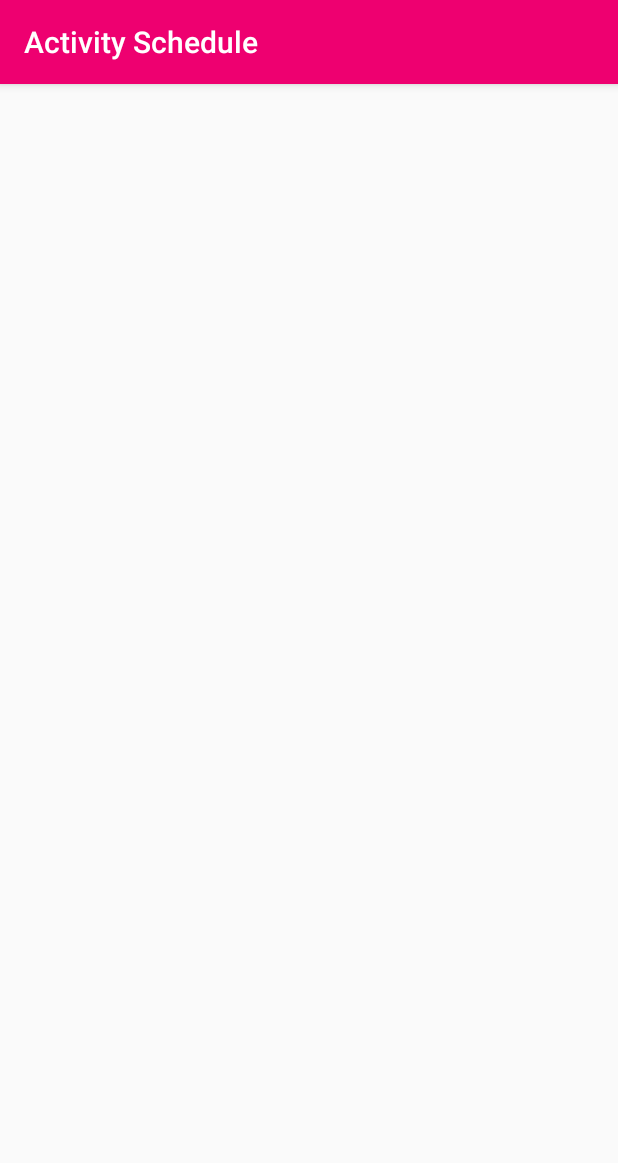
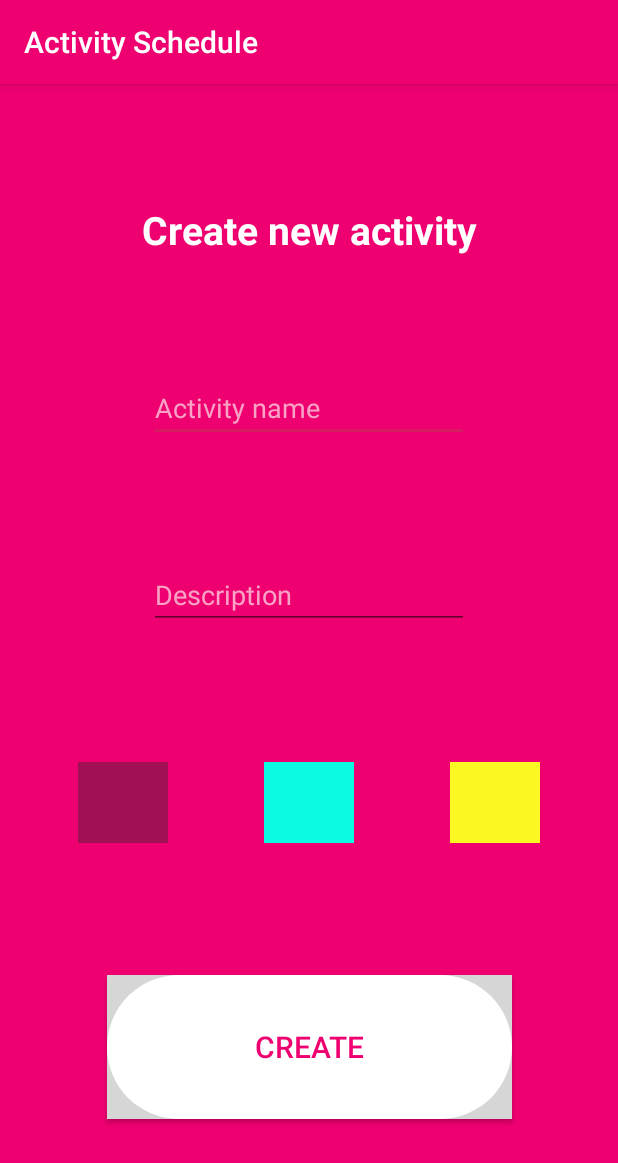
Before and after one commit to TheVajs/FERI_project_semester_2, an Android app: the EventActivity screen opened directly, with no data from a screen before it, on a phone screen of 412 x 824 dp. Shown: the top 1163 px of the screen. Run offline under Robolectric (Android 15) with nearby library versions, the phone set to English and light mode, and no system bars.

Commit message:
Event Planer 0.6
- Event activity layout implementation of:
  - text fields
  - custom button shape
  - image buttons, containing colors for different type of  activities

```diff
--- /dev/null
+++ b/app/src/main/res/drawable/_custom_button_shape.xml
@@ -0,0 +1,24 @@
+<?xml version="1.0" encoding="utf-8"?>
+<layer-list xmlns:android="http://schemas.android.com/apk/res/android" >
+    <item android:drawable="@drawable/ic_action_name" />
+    <item>
+        <shape xmlns:android="http://schemas.android.com/apk/res/android" android:shape="rectangle" >
+            <corners
+                android:radius="100dp"
+                />
+            <solid
+                android:color="#FFF"
+                />
+            <padding
+                android:left="0dp"
+                android:top="0dp"
+                android:right="0dp"
+                android:bottom="0dp"
+                />
+            <size
+                android:width="270dp"
+                android:height="60dp"
+                />
+        </shape>
+    </item>
+</layer-list>
--- a/app/src/main/res/layout/activity_event.xml
+++ b/app/src/main/res/layout/activity_event.xml
@@ -4,6 +4,111 @@
     xmlns:tools="http://schemas.android.com/tools"
     android:layout_width="match_parent"
     android:layout_height="match_parent"
+    android:background="@color/colorPrimary"
     tools:context=".EventActivity">
 
+
+    <EditText
+        android:id="@+id/textName"
+        android:layout_width="wrap_content"
+        android:layout_height="wrap_content"
+        android:ems="10"
+        android:inputType="textPersonName"
+        android:text="@string/_empty"
+        android:hint="@string/_event_activity_field_name"
+        android:textColor="@color/_field_white"
+        android:textColorHint="@color/_field_hint"
+        app:layout_constraintBottom_toTopOf="@+id/textContent"
+        app:layout_constraintEnd_toEndOf="parent"
+        app:layout_constraintHorizontal_bias="0.5"
+        app:layout_constraintStart_toStartOf="parent"
+        app:layout_constraintTop_toBottomOf="@+id/textView" />
+
+    <EditText
+        android:id="@+id/textContent"
+        android:layout_width="wrap_content"
+        android:layout_height="wrap_content"
+        android:ems="10"
+        android:inputType="textPersonName"
+        android:text="@string/_empty"
+        android:hint="@string/_event_activity_field_content"
+        android:textColor="@color/_field_white"
+        android:textColorHint="@color/_field_hint"
+        app:layout_constraintBottom_toTopOf="@+id/imageButton2"
+        app:layout_constraintEnd_toEndOf="parent"
+        app:layout_constraintHorizontal_bias="0.5"
+        app:layout_constraintStart_toStartOf="parent"
+        app:layout_constraintTop_toBottomOf="@+id/textName" />
+
+    <TextView
+        android:id="@+id/textView"
+        android:layout_width="wrap_content"
+        android:layout_height="wrap_content"
+        android:text="@string/_event_activity_title"
+        android:textSize="@dimen/_font_size_big"
+        android:textStyle="bold"
+        android:textColor="@color/_support_icon"
+        app:layout_constraintBottom_toTopOf="@+id/textName"
+        app:layout_constraintEnd_toEndOf="parent"
+        app:layout_constraintHorizontal_bias=".5"
+        app:layout_constraintStart_toStartOf="parent"
+        app:layout_constraintTop_toTopOf="parent"
+        app:layout_constraintVertical_bias="0.0" />
+
+    <ImageButton
+        android:id="@+id/imageButton"
+        android:layout_width="@dimen/_image_button_width"
+        android:layout_height="@dimen/_image_button_height"
+        android:contentDescription="@string/_empty"
+        app:layout_constraintBottom_toBottomOf="@+id/imageButton2"
+        app:layout_constraintEnd_toStartOf="@+id/imageButton2"
+        app:layout_constraintHorizontal_bias="0.5"
+        app:layout_constraintStart_toStartOf="parent"
+        app:srcCompat="@color/_calender_basic"
+        style="?android:attr/buttonBarButtonStyle" />
+
+    <ImageButton
+        android:id="@+id/imageButton2"
+        android:layout_width="@dimen/_image_button_width"
+        android:layout_height="@dimen/_image_button_height"
+        android:layout_marginStart="8dp"
+        android:layout_marginTop="8dp"
+        android:layout_marginEnd="8dp"
+        android:layout_marginBottom="8dp"
+        android:contentDescription="@string/_empty"
+        app:layout_constraintBottom_toBottomOf="parent"
+        app:layout_constraintEnd_toEndOf="parent"
+        app:layout_constraintStart_toStartOf="parent"
+        app:layout_constraintTop_toTopOf="parent"
+        app:layout_constraintVertical_bias="0.64"
+        app:srcCompat="@color/_calender_important"
+        style="?android:attr/buttonBarButtonStyle" />
+
+    <ImageButton
+        android:id="@+id/imageButton3"
+        android:layout_width="@dimen/_image_button_width"
+        android:layout_height="@dimen/_image_button_height"
+        android:contentDescription="@string/_empty"
+        app:layout_constraintBottom_toBottomOf="@+id/imageButton2"
+        app:layout_constraintEnd_toEndOf="parent"
+        app:layout_constraintHorizontal_bias="0.5"
+        app:layout_constraintStart_toEndOf="@+id/imageButton2"
+        app:srcCompat="@color/_calender_critical"
+        style="?android:attr/buttonBarButtonStyle"/>
+
+    <Button
+        android:id="@+id/button"
+        android:layout_width="wrap_content"
+        android:layout_height="wrap_content"
+        android:layout_marginTop="8dp"
+        android:layout_marginBottom="8dp"
+        android:text="Create"
+        android:textSize="@dimen/_font_size_med"
+        android:textColor="@color/_main_primary"
+        android:background="@drawable/_custom_button_shape"
+        app:layout_constraintBottom_toBottomOf="parent"
+        app:layout_constraintEnd_toEndOf="parent"
+        app:layout_constraintStart_toStartOf="parent"
+        app:layout_constraintTop_toBottomOf="@+id/imageButton2" />
+
 </android.support.constraint.ConstraintLayout>
--- a/app/src/main/res/values/colors.xml
+++ b/app/src/main/res/values/colors.xml
@@ -18,8 +18,18 @@
     <color name="_calender_selected_dark">#720331</color>
     <color name="_calender_selected_events">#fa6bb0</color>
 
+    <!-- event colors -->
+    <color name="_calender_basic">#A11054</color>
+    <color name="_calender_important">#0CFAE1</color>
+    <color name="_calender_critical">#FAF723</color>
+
     <!-- BUTTONS -->
     <color name="_button_darker">#bf005b</color>
     <color name="_button_light">#E60872</color>
     <color name="_button_lighter">#f71883</color>
+
+    <!-- text fields -->
+    <color name="_field_white">#FFF</color>
+    <color name="_field_hint">#f9a2c6</color>
+
 </resources>
--- a/app/src/main/res/values/dimens.xml
+++ b/app/src/main/res/values/dimens.xml
@@ -16,4 +16,7 @@
     <dimen name="_font_size_big">26sp</dimen>
     <dimen name="_font_size_med">20sp</dimen>
     <dimen name="_font_size_sma">12sp</dimen>
+
+    <dimen name="_image_button_width">84dp</dimen>
+    <dimen name="_image_button_height">74dp</dimen>
 </resources>
--- a/app/src/main/res/values/strings.xml
+++ b/app/src/main/res/values/strings.xml
@@ -1,3 +1,12 @@
 <resources>
     <string name="app_name">Activity Schedule</string>
+    <string name="_empty"></string>
+
+    <!-- MAIN ACTIVITY STRINGS -->
+
+
+    <!-- EVENT ACTIVITY STRINGS -->
+    <string name="_event_activity_title">Create new activity</string>
+    <string name="_event_activity_field_name">Activity name</string>
+    <string name="_event_activity_field_content">Description</string>
 </resources>
```
